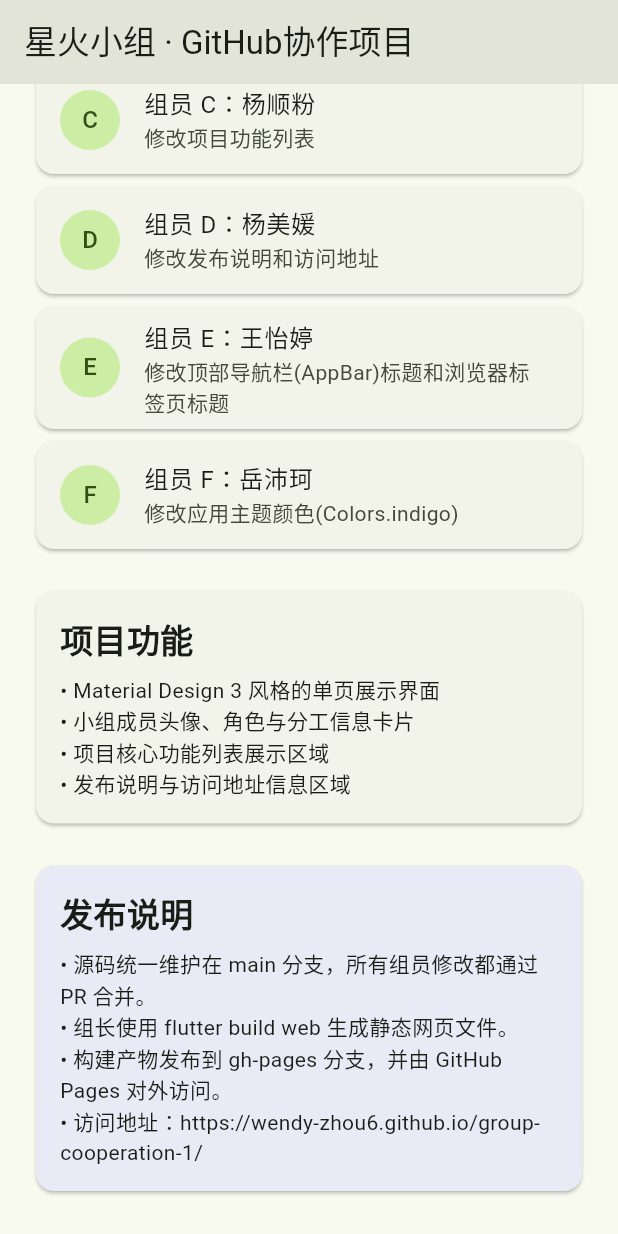
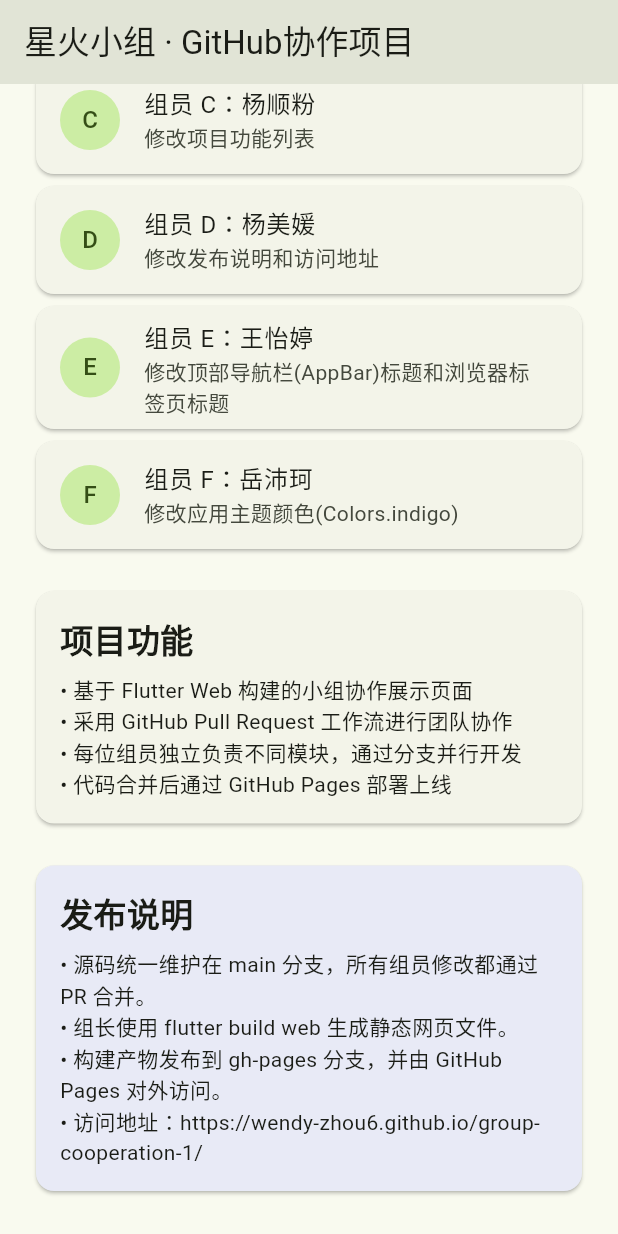
Before and after one commit to wendy-zhou6/group-cooperation-1, a Flutter app: the screen it shows after launch, scrolled down 576 dp, on a phone screen of 412 x 824 dp. Run offline on Flutter 3.47's test engine with Material 3 defaults, Android fonts, the phone set to English and light mode, and no system bars.

Commit message:
feat: 更新项目功能列表，体现小组协作和GitHub工作流

```diff
--- a/lib/main.dart
+++ b/lib/main.dart
@@ -39,10 +39,10 @@ class TeamHomePage extends StatelessWidget {
   ];
 
   static const List<String> features = [
-    'Material Design 3 风格的单页展示界面',
-    '小组成员头像、角色与分工信息卡片',
-    '项目核心功能列表展示区域',
-    '发布说明与访问地址信息区域',
+    '基于 Flutter Web 构建的小组协作展示页面',
+    '采用 GitHub Pull Request 工作流进行团队协作',
+    '每位组员独立负责不同模块，通过分支并行开发',
+    '代码合并后通过 GitHub Pages 部署上线',
   ];
 
   static const List<String> releaseNotes = [
```
